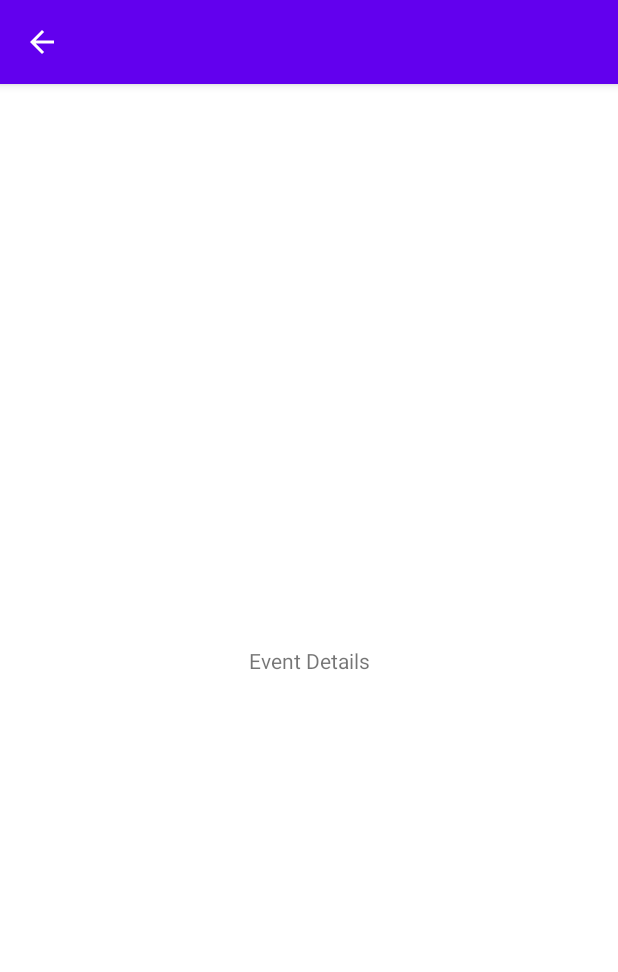
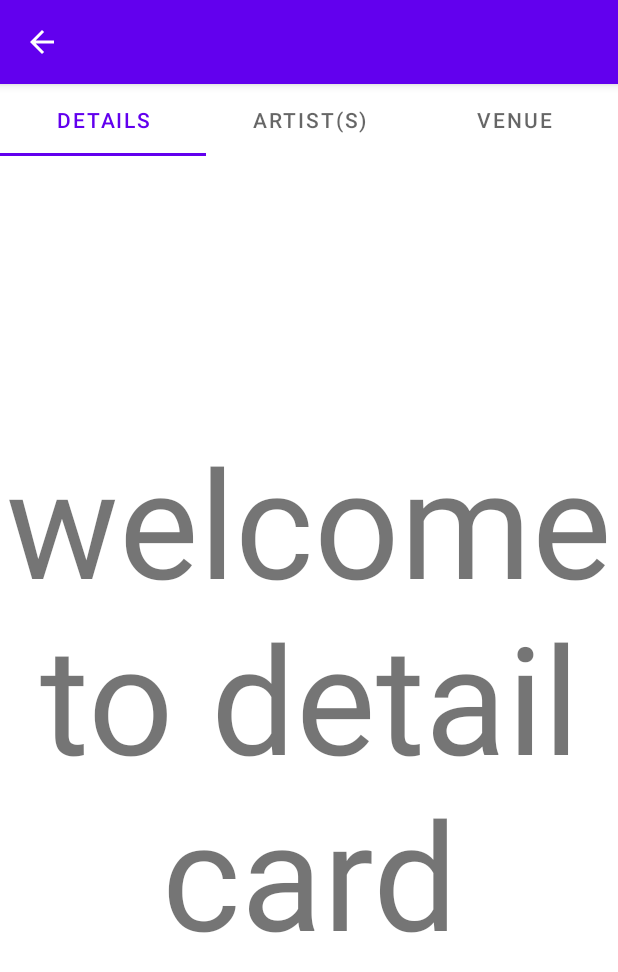
Before and after one commit to songruwa/TicketMasterApp, an Android app: the DetailsOfEvent screen opened directly, with no data from a screen before it, on a phone screen of 412 x 824 dp. Shown: the top 972 px of the screen. Run offline under Robolectric (Android 15) with nearby library versions, the phone set to English and light mode, and no system bars; network calls fail.

Commit message:
Event Detail three tabs being created

```diff
--- a/app/src/main/java/com/example/myapplication/DetailsOfEvent.java
+++ b/app/src/main/java/com/example/myapplication/DetailsOfEvent.java
@@ -2,13 +2,27 @@ package com.example.myapplication;
 
 import androidx.appcompat.app.AppCompatActivity;
 import androidx.appcompat.widget.Toolbar;
+import androidx.fragment.app.FragmentPagerAdapter;
+import androidx.viewpager.widget.ViewPager;
+import androidx.viewpager2.widget.ViewPager2;
 
 import android.os.Bundle;
 import android.text.TextUtils;
 import android.view.MenuItem;
 import android.widget.TextView;
 
+import com.example.myapplication.fragments.artist_card;
+import com.example.myapplication.fragments.details_card;
+import com.example.myapplication.fragments.venue_card;
+import com.google.android.material.tabs.TabLayout;
+import com.google.android.material.tabs.TabLayoutMediator;
+
 public class DetailsOfEvent extends AppCompatActivity {
+
+    private TabLayout tabLayout;
+    private ViewPager2 viewPager;
+    private vpAdapter_detail adapter;
+
 
     @Override
     protected void onCreate(Bundle savedInstanceState) {
@@ -23,6 +37,22 @@ public class DetailsOfEvent extends AppCompatActivity {
 //        https://www.youtube.com/watch?v=FcPUFp8Qrps
         // Set up the back button in the top bar
         getSupportActionBar().setDisplayHomeAsUpEnabled(true);
+
+// Tab Design
+        tabLayout = findViewById(R.id.eventDetailTabLayout);
+        viewPager = findViewById(R.id.view_pager_eventDetails);
+        adapter = new vpAdapter_detail(getSupportFragmentManager(), getLifecycle());
+
+        adapter.addFragment(new details_card(), "Details");
+        adapter.addFragment(new artist_card(), "Artist(s)");
+        adapter.addFragment(new venue_card(), "Venue");
+
+        viewPager.setAdapter(adapter);
+
+        new TabLayoutMediator(tabLayout, viewPager, (tab, position) -> {
+            tab.setText(adapter.getPageTitle(position));
+            viewPager.setCurrentItem(tab.getPosition(), true);
+        }).attach();
 
     }
 
@@ -41,6 +71,7 @@ public class DetailsOfEvent extends AppCompatActivity {
 //        https://stackoverflow.com/questions/41926557/textview-marquee-programmatically
 
     // Set the title to a scrolling marquee
+    // Do it later
 
 
 }
--- /dev/null
+++ b/app/src/main/java/com/example/myapplication/fragments/artist_card.java
@@ -0,0 +1,22 @@
+package com.example.myapplication.fragments;
+
+import android.os.Bundle;
+
+import androidx.fragment.app.Fragment;
+
+import android.view.LayoutInflater;
+import android.view.View;
+import android.view.ViewGroup;
+
+import com.example.myapplication.R;
+
+
+public class artist_card extends Fragment {
+
+    @Override
+    public View onCreateView(LayoutInflater inflater, ViewGroup container,
+                             Bundle savedInstanceState) {
+        // Inflate the layout for this fragment
+        return inflater.inflate(R.layout.fragment_artist_card, container, false);
+    }
+}
--- /dev/null
+++ b/app/src/main/java/com/example/myapplication/fragments/details_card.java
@@ -0,0 +1,22 @@
+package com.example.myapplication.fragments;
+
+import android.os.Bundle;
+
+import androidx.fragment.app.Fragment;
+
+import android.view.LayoutInflater;
+import android.view.View;
+import android.view.ViewGroup;
+
+import com.example.myapplication.R;
+
+
+public class details_card extends Fragment {
+
+    @Override
+    public View onCreateView(LayoutInflater inflater, ViewGroup container,
+                             Bundle savedInstanceState) {
+        // Inflate the layout for this fragment
+        return inflater.inflate(R.layout.fragment_details_card, container, false);
+    }
+}
--- /dev/null
+++ b/app/src/main/java/com/example/myapplication/fragments/venue_card.java
@@ -0,0 +1,23 @@
+package com.example.myapplication.fragments;
+
+import android.os.Bundle;
+
+import androidx.fragment.app.Fragment;
+
+import android.view.LayoutInflater;
+import android.view.View;
+import android.view.ViewGroup;
+
+import com.example.myapplication.R;
+
+
+public class venue_card extends Fragment {
+
+
+    @Override
+    public View onCreateView(LayoutInflater inflater, ViewGroup container,
+                             Bundle savedInstanceState) {
+        // Inflate the layout for this fragment
+        return inflater.inflate(R.layout.fragment_venue_card, container, false);
+    }
+}
--- /dev/null
+++ b/app/src/main/java/com/example/myapplication/vpAdapter_detail.java
@@ -0,0 +1,41 @@
+package com.example.myapplication;
+
+import androidx.annotation.NonNull;
+import androidx.annotation.Nullable;
+import androidx.fragment.app.Fragment;
+import androidx.fragment.app.FragmentManager;
+import androidx.lifecycle.Lifecycle;
+import androidx.viewpager2.adapter.FragmentStateAdapter;
+
+import java.util.ArrayList;
+
+public class vpAdapter_detail extends FragmentStateAdapter {
+
+    private final ArrayList<Fragment> fragmentArrayList = new ArrayList<>();
+    private final ArrayList<String> fragmentTitle = new ArrayList<>();
+
+    public vpAdapter_detail(@NonNull FragmentManager fm, @NonNull Lifecycle lifecycle) {
+        super(fm, lifecycle);
+    }
+
+    @NonNull
+    @Override
+    public Fragment createFragment(int position) {
+        return fragmentArrayList.get(position);
+    }
+
+    @Override
+    public int getItemCount() {
+        return fragmentArrayList.size();
+    }
+
+    public void addFragment(Fragment fragment, String title) {
+        fragmentArrayList.add(fragment);
+        fragmentTitle.add(title);
+    }
+
+    @Nullable
+    public CharSequence getPageTitle(int position) {
+        return fragmentTitle.get(position);
+    }
+}
--- a/app/src/main/res/layout/activity_details_of_event.xml
+++ b/app/src/main/res/layout/activity_details_of_event.xml
@@ -1,32 +1,43 @@
 <?xml version="1.0" encoding="utf-8"?>
-<androidx.constraintlayout.widget.ConstraintLayout xmlns:android="http://schemas.android.com/apk/res/android"
+<RelativeLayout xmlns:android="http://schemas.android.com/apk/res/android"
     xmlns:app="http://schemas.android.com/apk/res-auto"
     xmlns:tools="http://schemas.android.com/tools"
     android:layout_width="match_parent"
     android:layout_height="match_parent"
     tools:context=".DetailsOfEvent">
 
-<!--    <androidx.appcompat.widget.Toolbar-->
-<!--        android:id="@+id/toolbar"-->
-<!--        android:layout_width="match_parent"-->
-<!--        android:layout_height="?attr/actionBarSize"-->
-<!--        android:background="?attr/colorPrimary"-->
-<!--        app:layout_constraintBottom_toBottomOf="parent"-->
-<!--        app:layout_constraintEnd_toEndOf="parent"-->
-<!--        app:layout_constraintHorizontal_bias="0.0"-->
-<!--        app:layout_constraintStart_toStartOf="parent"-->
-<!--        app:layout_constraintTop_toTopOf="parent"-->
-<!--        app:layout_constraintVertical_bias="0.0"-->
-<!--        app:navigationIcon="@drawable/ic_baseline_arrow_back_24"-->
-<!--        app:titleTextColor="@android:color/white" />-->
+<!--    https://www.youtube.com/watch?v=ziJ6-AT3ymg-->
 
-    <TextView
-        android:id="@+id/textView2"
-        android:layout_width="wrap_content"
+    <com.google.android.material.tabs.TabLayout
+        android:id="@+id/eventDetailTabLayout"
+        android:layout_width="match_parent"
         android:layout_height="wrap_content"
-        android:text="Event Details"
-        app:layout_constraintBottom_toBottomOf="parent"
-        app:layout_constraintEnd_toEndOf="parent"
-        app:layout_constraintStart_toStartOf="parent"
-        app:layout_constraintTop_toTopOf="parent" />
-</androidx.constraintlayout.widget.ConstraintLayout>
+        tools:layout_editor_absoluteX="1dp"
+        tools:layout_editor_absoluteY="36dp">
+
+        <com.google.android.material.tabs.TabItem
+            android:id="@+id/tab_item_detail"
+            android:layout_width="match_parent"
+            android:layout_height="wrap_content"
+            android:contentDescription="@string/detail_view"/>
+
+        <com.google.android.material.tabs.TabItem
+            android:id="@+id/tab_item_artist"
+            android:layout_width="match_parent"
+            android:layout_height="wrap_content"
+            android:contentDescription="@string/artist_view"/>
+
+        <com.google.android.material.tabs.TabItem
+            android:id="@+id/tab_item_venue"
+            android:layout_width="match_parent"
+            android:layout_height="wrap_content"
+            android:contentDescription="@string/venue_view"/>
+    </com.google.android.material.tabs.TabLayout>
+
+    <androidx.viewpager2.widget.ViewPager2
+        android:layout_width="match_parent"
+        android:layout_height="match_parent"
+        android:id="@+id/view_pager_eventDetails"
+        android:layout_below="@id/eventDetailTabLayout" />
+
+</RelativeLayout>
--- /dev/null
+++ b/app/src/main/res/layout/fragment_artist_card.xml
@@ -0,0 +1,16 @@
+<?xml version="1.0" encoding="utf-8"?>
+<FrameLayout xmlns:android="http://schemas.android.com/apk/res/android"
+    xmlns:tools="http://schemas.android.com/tools"
+    android:layout_width="match_parent"
+    android:layout_height="match_parent"
+    tools:context=".fragments.artist_card">
+
+    <!-- TODO: Update blank fragment layout -->
+    <TextView
+        android:layout_width="match_parent"
+        android:layout_height="match_parent"
+        android:text="welcome to artist card"
+        android:gravity="center"
+        android:textSize="100dp"/>
+
+</FrameLayout>
--- /dev/null
+++ b/app/src/main/res/layout/fragment_details_card.xml
@@ -0,0 +1,16 @@
+<?xml version="1.0" encoding="utf-8"?>
+<FrameLayout xmlns:android="http://schemas.android.com/apk/res/android"
+    xmlns:tools="http://schemas.android.com/tools"
+    android:layout_width="match_parent"
+    android:layout_height="match_parent"
+    tools:context=".fragments.details_card">
+
+    <!-- TODO: Update blank fragment layout -->
+    <TextView
+        android:layout_width="match_parent"
+        android:layout_height="match_parent"
+        android:text="welcome to detail card"
+        android:gravity="center"
+        android:textSize="100dp"/>
+
+</FrameLayout>
--- /dev/null
+++ b/app/src/main/res/layout/fragment_venue_card.xml
@@ -0,0 +1,15 @@
+<?xml version="1.0" encoding="utf-8"?>
+<FrameLayout xmlns:android="http://schemas.android.com/apk/res/android"
+    xmlns:tools="http://schemas.android.com/tools"
+    android:layout_width="match_parent"
+    android:layout_height="match_parent"
+    tools:context=".fragments.venue_card">
+
+    <!-- TODO: Update blank fragment layout -->
+    <TextView
+        android:layout_width="match_parent"
+        android:layout_height="match_parent"
+        android:text="welcome to venue card"
+        android:gravity="center"
+        android:textSize="100dp"/>
+</FrameLayout>
--- a/app/src/main/res/values/strings.xml
+++ b/app/src/main/res/values/strings.xml
@@ -10,6 +10,9 @@
     <string name="venue_name">Venue Name</string>
     <string name="date_time">Date and Time</string>
     <string name="favorite">Favorite</string>
+    <string name="detail_view">DETAILS</string>
+    <string name="artist_view">ARTIST(S)</string>
+    <string name="venue_view">VENUE</string>
 
 
 </resources>
```
